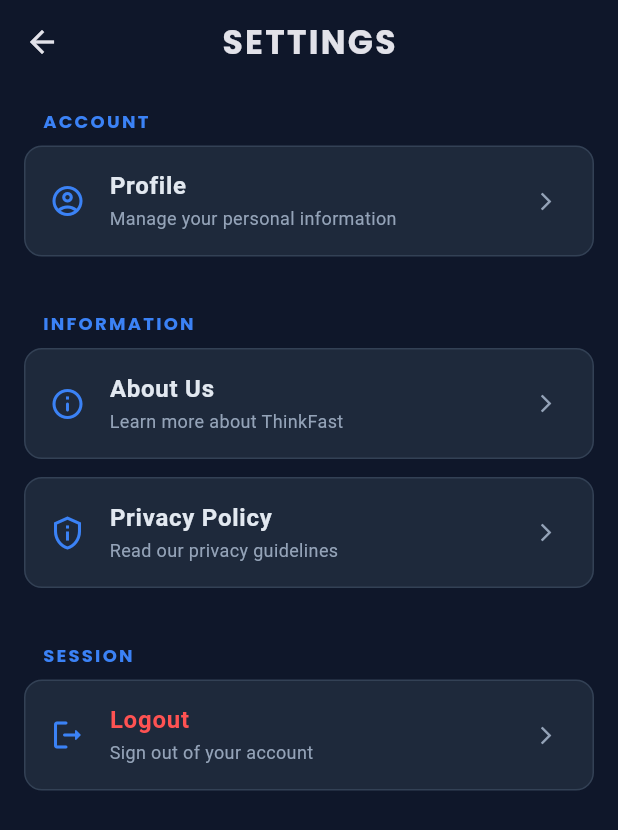
After one commit to kumarvarun3834/ThinkFast, a Flutter app: the SettingsScreen screen opened by its route, on a phone screen of 412 x 824 dp. The commit adds this screen. Shown: the top 830 px of the screen. Run offline on Flutter 3.47's test engine with Material 3 defaults, Android fonts, the phone set to English and light mode, and no system bars; our stand-ins replace app_links, cloud_firestore, firebase_auth, firebase_core, google_fonts, google_sign_in and 2 more; accounts and stored records are empty; generated files the repository leaves out were written again; statements that could not run were skipped.

Commit message:
optimized drawer + created settings screen for more options

```diff
--- a/lib/main.dart
+++ b/lib/main.dart
@@ -13,6 +13,7 @@ import 'package:thinkfast/screens/main_screen.dart';
 import 'package:thinkfast/screens/admin/admin_panel.dart';
 import 'package:thinkfast/screens/admin/manage_admins_screen.dart';
 import 'package:thinkfast/screens/drawer/about_us.dart';
+import 'package:thinkfast/screens/drawer/settings_screen.dart';
 import 'package:thinkfast/screens/drawer/my_attempts_screen.dart';
 import 'package:thinkfast/screens/moderation/ban_screen.dart';
 import 'package:thinkfast/screens/moderation/maintenance_screen.dart';
@@ -199,6 +200,10 @@ class _MyAppState extends State<MyApp> {
             page = const ProfileScreen();
             wrapInGradient = false;
             break;
+          case '/settings':
+            page = const SettingsScreen();
+            wrapInGradient = false;
+            break;
           case '/Admin Panel':
             page = const AdminPanel();
             wrapInGradient = false;
--- /dev/null
+++ b/lib/screens/drawer/settings_screen.dart
@@ -0,0 +1,128 @@
+import 'package:firebase_auth/firebase_auth.dart';
+import 'package:flutter/material.dart';
+import 'package:google_fonts/google_fonts.dart';
+import 'package:thinkfast/utils/global.dart' as global;
+
+class SettingsScreen extends StatelessWidget {
+  const SettingsScreen({super.key});
+
+  @override
+  Widget build(BuildContext context) {
+    final user = FirebaseAuth.instance.currentUser;
+
+    return Scaffold(
+      backgroundColor: global.bgColor,
+      appBar: AppBar(
+        title: Text(
+          "SETTINGS",
+          style: GoogleFonts.poppins(
+            fontWeight: FontWeight.bold,
+            letterSpacing: 1.5,
+          ),
+        ),
+        backgroundColor: Colors.transparent,
+        elevation: 0,
+        centerTitle: true,
+      ),
+      body: ListView(
+        padding: const EdgeInsets.all(16),
+        children: [
+          if (user != null) ...[
+            _buildSectionHeader("Account"),
+            _buildSettingsTile(
+              icon: Icons.account_circle_outlined,
+              title: "Profile",
+              subtitle: "Manage your personal information",
+              onTap: () => Navigator.pushNamed(context, "/profile"),
+            ),
+            const SizedBox(height: 24),
+          ],
+          _buildSectionHeader("Information"),
+          _buildSettingsTile(
+            icon: Icons.info_outline_rounded,
+            title: "About Us",
+            subtitle: "Learn more about ThinkFast",
+            onTap: () => Navigator.pushNamed(context, "/About Us"),
+          ),
+          _buildSettingsTile(
+            icon: Icons.privacy_tip_outlined,
+            title: "Privacy Policy",
+            subtitle: "Read our privacy guidelines",
+            onTap: () => Navigator.pushNamed(context, "/Privacy Policy"),
+          ),
+          const SizedBox(height: 24),
+          if (user != null) ...[
+            _buildSectionHeader("Session"),
+            _buildSettingsTile(
+              icon: Icons.logout_rounded,
+              title: "Logout",
+              subtitle: "Sign out of your account",
+              textColor: global.errorColor,
+              onTap: () async {
+                await FirebaseAuth.instance.signOut();
+                if (context.mounted) {
+                  Navigator.of(context).pushNamedAndRemoveUntil(
+                    '/login',
+                    (route) => false,
+                  );
+                }
+              },
+            ),
+          ],
+        ],
+      ),
+    );
+  }
+
+  Widget _buildSectionHeader(String title) {
+    return Padding(
+      padding: const EdgeInsets.only(left: 12, bottom: 8),
+      child: Text(
+        title.toUpperCase(),
+        style: GoogleFonts.poppins(
+          color: global.primaryAccent,
+          fontSize: 12,
+          fontWeight: FontWeight.bold,
+          letterSpacing: 1.5,
+        ),
+      ),
+    );
+  }
+
+  Widget _buildSettingsTile({
+    required IconData icon,
+    required String title,
+    required String subtitle,
+    required VoidCallback onTap,
+    Color? textColor,
+  }) {
+    return Container(
+      margin: const EdgeInsets.only(bottom: 12),
+      decoration: BoxDecoration(
+        color: global.cardColor,
+        borderRadius: BorderRadius.circular(12),
+        border: Border.all(color: global.borderColor),
+      ),
+      child: ListTile(
+        onTap: onTap,
+        leading: Icon(icon, color: global.primaryAccent),
+        title: Text(
+          title,
+          style: TextStyle(
+            color: textColor ?? global.valueColor,
+            fontWeight: FontWeight.bold,
+          ),
+        ),
+        subtitle: Text(
+          subtitle,
+          style: const TextStyle(color: global.labelColor, fontSize: 12),
+        ),
+        trailing: const Icon(
+          Icons.arrow_forward_ios,
+          size: 14,
+          color: global.labelColor,
+        ),
+      ),
+    );
+  }
+}
```
Also changed, not shown: lib/screens/admin/admin_panel.dart (+52 -1 lines), lib/screens/admin/reported_content_screen.dart (added, +264 -0 lines), lib/services/admin_service.dart (+33 -0 lines), lib/widgets/drawer_data.dart (+8 -54 lines).
